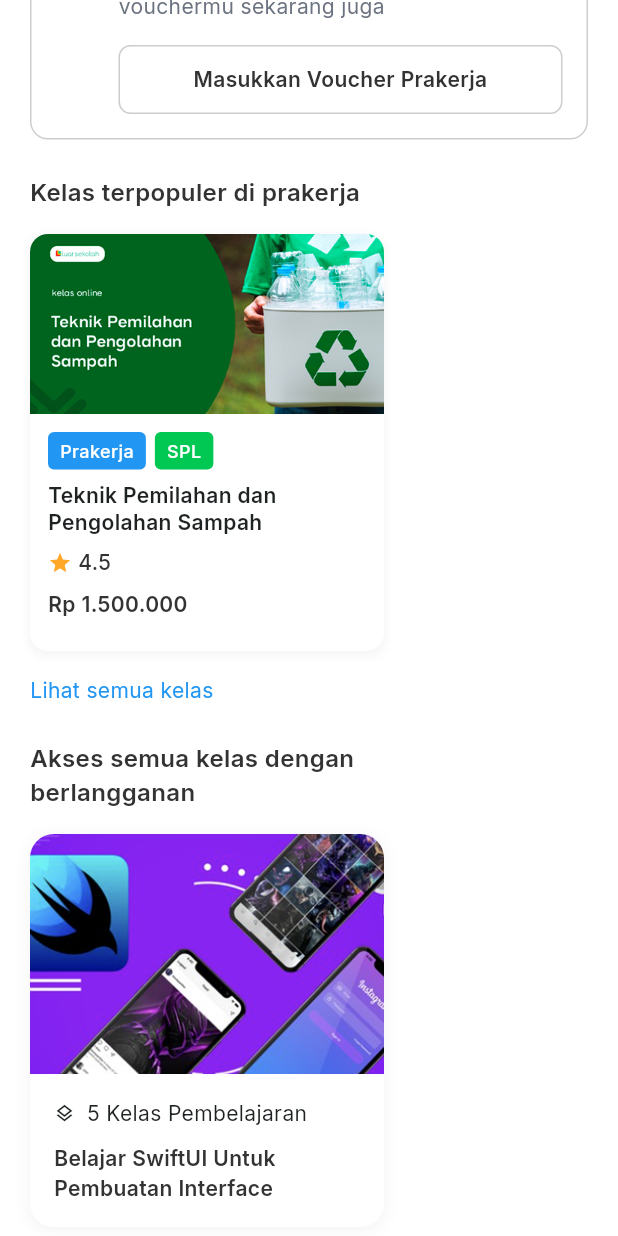
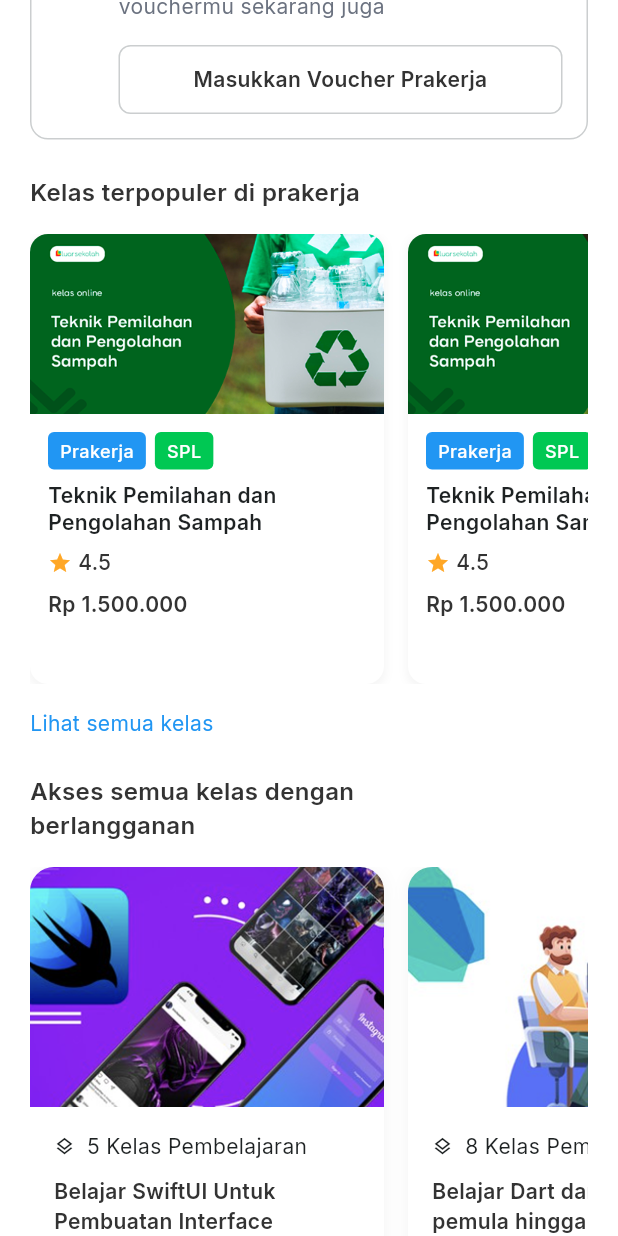
Before and after one commit to DafaTaufik/luarsekolah-dafa, a Flutter app: the HomePage screen opened directly, scrolled down 576 dp, on a phone screen of 412 x 824 dp. Run offline on Flutter 3.47's test engine with Material 3 defaults, Android fonts, the phone set to English and light mode, and no system bars; our stand-ins replace carousel_slider, cloud_firestore, dio, firebase_auth, firebase_core, firebase_messaging and 6 more; accounts and stored records are empty; generated files the repository leaves out were written again; network calls fail.

Commit message:
feat(home): add horizontal scroll to HomeClassCard and CustomMediaCard

```diff
--- a/lib/features/home/pages/home_page.dart
+++ b/lib/features/home/pages/home_page.dart
@@ -345,13 +345,43 @@ class _HomePageState extends State<HomePage> {
                             ),
                             SizedBox(height: 16),
 
+                            // HORIZONTAL HOMECLASSCARD SECTION
+                            SizedBox(
+                              height: 300,
+                              child: ListView(
+                                scrollDirection: Axis.horizontal,
+                                children: [
                                   HomeClassCard(
-                              imageUrl: 'assets/images/media_1.png',
-                              title: 'Teknik Pemilahan dan Pengolahan Sampah',
+                                    imageUrl: 'assets/images/class_3.png',
+                                    title:
+                                        'Teknik Pemilahan dan Pengolahan Sampah',
                                     rating: 4.5,
                                     price: 'Rp 1.500.000',
                                     tags: ['Prakerja', 'SPL'],
                                     onTap: () {},
+                                  ),
+                                  SizedBox(width: 16),
+                                  HomeClassCard(
+                                    imageUrl: 'assets/images/class_3.png',
+                                    title:
+                                        'Teknik Pemilahan dan Pengolahan Sampah',
+                                    rating: 4.5,
+                                    price: 'Rp 1.500.000',
+                                    tags: ['Prakerja', 'SPL'],
+                                    onTap: () {},
+                                  ),
+                                  SizedBox(width: 16),
+                                  HomeClassCard(
+                                    imageUrl: 'assets/images/class_3.png',
+                                    title:
+                                        'Teknik Pemilahan dan Pengolahan Sampah',
+                                    rating: 4.5,
+                                    price: 'Rp 1.500.000',
+                                    tags: ['Prakerja', 'SPL'],
+                                    onTap: () {},
+                                  ),
+                                ],
+                              ),
                             ),
 
                             SizedBox(height: 16),
@@ -381,12 +411,37 @@ class _HomePageState extends State<HomePage> {
 
                             SizedBox(height: 16),
 
+                            // HORIZONTAL CUSTOMMEDIACARD SECTION
+                            SizedBox(
+                              height: 280,
+                              child: ListView(
+                                scrollDirection: Axis.horizontal,
+                                children: [
                                   CustomMediaCard(
                                     imageUrl: 'assets/images/media_2.png',
                                     categoryLabel: '5 Kelas Pembelajaran',
                                     title:
                                         'Belajar SwiftUI Untuk Pembuatan Interface',
                                     onTap: () {},
+                                  ),
+                                  SizedBox(width: 16),
+                                  CustomMediaCard(
+                                    imageUrl: 'assets/images/media_3.png',
+                                    categoryLabel: '8 Kelas Pembelajaran',
+                                    title:
+                                        'Belajar Dart dari level pemula hingga expert',
+                                    onTap: () {},
+                                  ),
+                                  SizedBox(width: 16),
+                                  CustomMediaCard(
+                                    imageUrl: 'assets/images/media_2.png',
+                                    categoryLabel: '5 Kelas Pembelajaran',
+                                    title:
+                                        'Belajar SwiftUI Untuk Pembuatan Interface',
+                                    onTap: () {},
+                                  ),
+                                ],
+                              ),
                             ),
 
                             SizedBox(height: 16),
--- a/pubspec.yaml
+++ b/pubspec.yaml
@@ -92,10 +92,11 @@ flutter:
     - assets/images/banner_1.png
     - assets/images/banner_2.png
     - assets/images/banner_3.png
-    - assets/images/media_1.png
     - assets/images/media_2.png
+    - assets/images/media_3.png
     - assets/images/class_1.png
     - assets/images/class_2.png
+    - assets/images/class_3.png
     - assets/images/img_home_2.png
     - assets/images/article_image.png
   # An image asset can refer to one or more resolution-specific "variants", see
```
Also changed, not shown: assets/images/class_3.png (renamed from assets/images/media_1.png), assets/images/media_3.png (added). Lines whose indentation alone changed are shown as unchanged.
